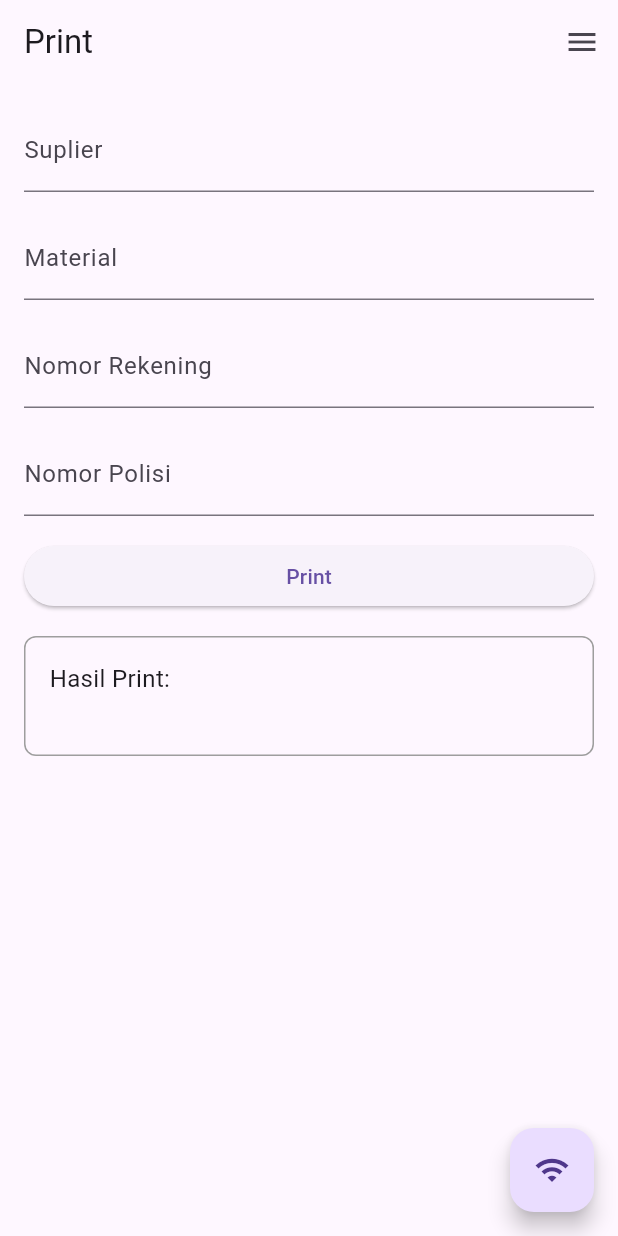
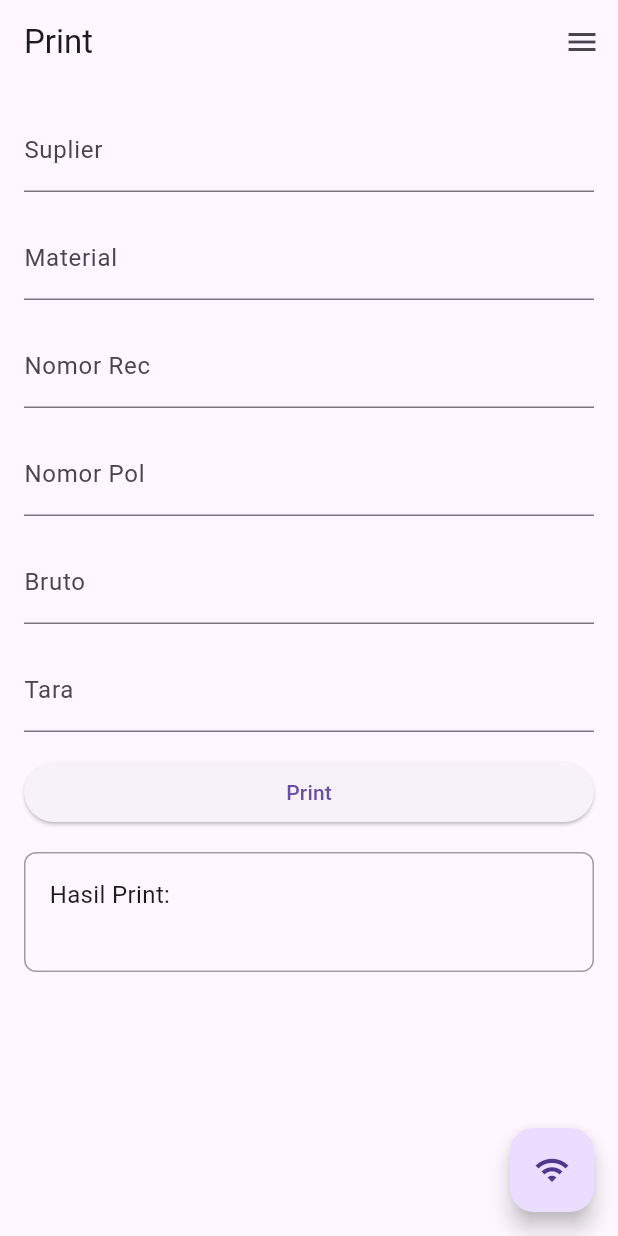
Before and after one commit to Skinnyfems/projectprint, a Flutter app: the PrintScreen screen opened directly, on a phone screen of 412 x 824 dp. Run offline on Flutter 3.47's test engine with Material 3 defaults, Android fonts, the phone set to English and light mode, and no system bars; our stand-ins replace shared_preferences; accounts and stored records are empty.

Commit message:
edit pubspec, button cek suplier dan material, inputan bruto dan tara

```diff
--- a/lib/print_screen.dart
+++ b/lib/print_screen.dart
@@ -1,5 +1,8 @@
 import 'package:flutter/material.dart';
-import 'drawer.dart'; // Import file drawer.dart
+import 'drawer.dart';
+import 'package:flutter/services.dart';
+import 'suplier_page.dart';
+import 'material_page.dart';
 
 class PrintScreen extends StatefulWidget {
   @override
@@ -9,21 +12,15 @@ class PrintScreen extends StatefulWidget {
 class _PrintScreenState extends State<PrintScreen> {
   final TextEditingController noRecController = TextEditingController();
   final TextEditingController noPolController = TextEditingController();
+  final TextEditingController brutoController = TextEditingController();
+  final TextEditingController taraController = TextEditingController();
 
   bool isWiFiConnected = false;
 
   final GlobalKey<ScaffoldState> _scaffoldKey = GlobalKey<ScaffoldState>();
 
-  List<String> suplierList = [
-    'Suplier1',
-    'Suplier2',
-    'Suplier3'
-  ]; // Gantilah dengan data nyata
-  List<String> materialList = [
-    'Material1',
-    'Material2',
-    'Material3'
-  ]; // Gantilah dengan data nyata
+  List<String> suplierList = ['Suplier1', 'Suplier2', 'Suplier3'];
+  List<String> materialList = ['Material1', 'Material2', 'Material3'];
 
   String selectedSuplier = '';
   String selectedMaterial = '';
@@ -54,7 +51,7 @@ class _PrintScreenState extends State<PrintScreen> {
               onTap: () async {
                 final result = await showSearch(
                   context: context,
-                  delegate: _DataSearchDelegate(suplierList),
+                  delegate: _SuplierSearchDelegate(suplierList),
                 );
                 if (result != null) {
                   setState(() {
@@ -71,7 +68,7 @@ class _PrintScreenState extends State<PrintScreen> {
               onTap: () async {
                 final result = await showSearch(
                   context: context,
-                  delegate: _DataSearchDelegate(materialList),
+                  delegate: _MaterialSearchDelegate(materialList),
                 );
                 if (result != null) {
                   setState(() {
@@ -85,17 +82,30 @@ class _PrintScreenState extends State<PrintScreen> {
             SizedBox(height: 16),
             TextField(
               controller: noRecController,
-              decoration: InputDecoration(labelText: 'Nomor Rekening'),
+              decoration: InputDecoration(labelText: 'Nomor Rec'),
             ),
             SizedBox(height: 16),
             TextField(
               controller: noPolController,
-              decoration: InputDecoration(labelText: 'Nomor Polisi'),
+              decoration: InputDecoration(labelText: 'Nomor Pol'),
+            ),
+            SizedBox(height: 16),
+            TextField(
+              controller: brutoController,
+              keyboardType: TextInputType.number,
+              inputFormatters: [FilteringTextInputFormatter.digitsOnly],
+              decoration: InputDecoration(labelText: 'Bruto'),
+            ),
+            SizedBox(height: 16),
+            TextField(
+              controller: taraController,
+              keyboardType: TextInputType.number,
+              inputFormatters: [FilteringTextInputFormatter.digitsOnly],
+              decoration: InputDecoration(labelText: 'Tara'),
             ),
             SizedBox(height: 16),
             ElevatedButton(
               onPressed: () {
-                // Implement print logic here
                 printData();
               },
               child: Text('Print'),
@@ -127,62 +137,108 @@ class _PrintScreenState extends State<PrintScreen> {
   }
 
   void printData() {
-    // Retrieve data from controllers
+    // Ambil data dari controller
     String suplier = selectedSuplier;
     String material = selectedMaterial;
     String noRec = noRecController.text;
     String noPol = noPolController.text;
+    String bruto = brutoController.text;
+    String tara = taraController.text;
 
-    // Construct the printed data
+    // Periksa jika salah satu dari kolom yang diperlukan kosong
+    if (suplier.isEmpty ||
+        material.isEmpty ||
+        noRec.isEmpty ||
+        noPol.isEmpty ||
+        bruto.isEmpty ||
+        tara.isEmpty) {
+      _tampilkanPesanError("Data belum lengkap diisi");
+      return;
+    }
+
+    // Konversi bruto dan tara ke tipe integer
+    int brutoValue = int.tryParse(bruto) ?? 0;
+    int taraValue = int.tryParse(tara) ?? 0;
+
+    // Bangun data yang akan dicetak
     String printedResult =
-        'Suplier: $suplier\nMaterial: $material\nNomor Rekening: $noRec\nNomor Polisi: $noPol';
+        'Suplier: $suplier\nMaterial: $material\nNomor Rec: $noRec\nNomor Pol: $noPol\nBruto: $brutoValue\nTara: $taraValue';
 
-    // Set the state to update the printed data
+    // Set state untuk memperbarui data yang dicetak
     setState(() {
       printedData = printedResult;
     });
 
-    // Implement logic to send data via WiFi
+    // Implementasikan logika untuk mengirim data melalui WiFi
     if (isWiFiConnected) {
-      // Implement logic to send data to the connected WiFi device
+      // Implementasikan logika untuk mengirim data ke perangkat WiFi yang terhubung
     } else {
-      // Handle the case where WiFi is not connected
+      // Tangani kasus di mana WiFi tidak terhubung
     }
+  }
+
+  void _tampilkanPesanError(String pesan) {
+    ScaffoldMessenger.of(context).showSnackBar(
+      SnackBar(
+        content: Text(pesan),
+        duration: Duration(seconds: 3),
+      ),
+    );
   }
 
   void _toggleConnection() {
     if (isWiFiConnected) {
-      // Disconnect from WiFi
       _disconnectFromWiFi();
     } else {
-      // Connect to WiFi
       _connectToWiFi();
     }
   }
 
   void _connectToWiFi() {
-    // Implement logic to connect to WiFi
     setState(() {
       isWiFiConnected = true;
     });
   }
 
   void _disconnectFromWiFi() {
-    // Implement logic to disconnect from WiFi
     setState(() {
       isWiFiConnected = false;
     });
   }
 }
 
-class _DataSearchDelegate extends SearchDelegate<String> {
-  final List<String> dataList;
+class _SuplierSearchDelegate extends SearchDelegate<String> {
+  final List<String> suplierList;
 
-  _DataSearchDelegate(this.dataList);
+  _SuplierSearchDelegate(this.suplierList);
+
+  @override
+  InputDecorationTheme get searchFieldDecorationTheme => InputDecorationTheme(
+        border: OutlineInputBorder(
+          borderRadius: BorderRadius.circular(10),
+        ),
+        focusedBorder: OutlineInputBorder(
+          borderRadius: BorderRadius.circular(10),
+          borderSide: BorderSide(color: Colors.blue),
+        ),
+        filled: true,
+        fillColor: Colors.grey[200],
+      );
 
   @override
   List<Widget> buildActions(BuildContext context) {
-    return [IconButton(icon: Icon(Icons.clear), onPressed: () => query = '')];
+    return [
+      IconButton(
+        icon: Icon(Icons.clear),
+        onPressed: () => query = '',
+      ),
+      IconButton(
+        icon: Icon(Icons.search),
+        onPressed: () {
+          // Perform search logic if needed
+        },
+      ),
+    ];
   }
 
   @override
@@ -198,28 +254,144 @@ class _DataSearchDelegate extends SearchDelegate<String> {
 
   @override
   Widget buildResults(BuildContext context) {
-    // ... (implementasi hasil pencarian)
     return Container();
   }
 
   @override
   Widget buildSuggestions(BuildContext context) {
     final suggestionList = query.isEmpty
-        ? dataList
-        : dataList
+        ? suplierList
+        : suplierList
             .where((data) => data.toLowerCase().contains(query.toLowerCase()))
             .toList();
 
-    return ListView.builder(
-      itemCount: suggestionList.length,
-      itemBuilder: (context, index) {
-        return ListTile(
-          title: Text(suggestionList[index]),
-          onTap: () {
-            close(context, suggestionList[index]);
-          },
-        );
-      },
+    return Stack(
+      children: [
+        Column(
+          crossAxisAlignment: CrossAxisAlignment.start,
+          children: [
+            SizedBox(height: 16),
+            ...suggestionList.map((result) {
+              return ListTile(
+                title: Text(result),
+                onTap: () {
+                  close(context, result);
+                },
+              );
+            }),
+          ],
+        ),
+        Positioned(
+          bottom: 16,
+          left: 0,
+          right: 0,
+          child: Center(
+            child: ElevatedButton(
+              onPressed: () {
+                Navigator.push(
+                  context,
+                  MaterialPageRoute(builder: (context) => SuplierPage()),
+                );
+              },
+              child: Text('Cek Suplier'),
+            ),
+          ),
+        ),
+      ],
     );
   }
 }
+
+class _MaterialSearchDelegate extends SearchDelegate<String> {
+  final List<String> materialList;
+
+  _MaterialSearchDelegate(this.materialList);
+
+  @override
+  InputDecorationTheme get searchFieldDecorationTheme => InputDecorationTheme(
+        border: OutlineInputBorder(
+          borderRadius: BorderRadius.circular(10),
+        ),
+        focusedBorder: OutlineInputBorder(
+          borderRadius: BorderRadius.circular(10),
+          borderSide: BorderSide(color: Colors.blue),
+        ),
+        filled: true,
+        fillColor: Colors.grey[200],
+      );
+
+  @override
+  List<Widget> buildActions(BuildContext context) {
+    return [
+      IconButton(
+        icon: Icon(Icons.clear),
+        onPressed: () => query = '',
+      ),
+      IconButton(
+        icon: Icon(Icons.search),
+        onPressed: () {
+          // Perform search logic if needed
+        },
+      ),
+    ];
+  }
+
+  @override
+  Widget buildLeading(BuildContext context) {
+    return IconButton(
+      icon: AnimatedIcon(
+        icon: AnimatedIcons.menu_arrow,
+        progress: transitionAnimation,
+      ),
+      onPressed: () => close(context, ''),
+    );
+  }
+
+  @override
+  Widget buildResults(BuildContext context) {
+    return Container();
+  }
+
+  @override
+  Widget buildSuggestions(BuildContext context) {
+    final suggestionList = query.isEmpty
+        ? materialList
+        : materialList
+            .where((data) => data.toLowerCase().contains(query.toLowerCase()))
+            .toList();
+
+    return Stack(
+      children: [
+        Column(
+          crossAxisAlignment: CrossAxisAlignment.start,
+          children: [
+            ...suggestionList.map((result) {
+              return ListTile(
+                title: Text(result),
+                onTap: () {
+                  close(context, result);
+                },
+              );
+            }),
+          ],
+        ),
+        Positioned(
+          bottom: 16,
+          left: 0,
+          right: 0,
+          child: Center(
+            child: ElevatedButton(
+              onPressed: () {
+                Navigator.push(
+                  context,
+                  MaterialPageRoute(builder: (context) => MaterialPag()),
+                );
+              },
+              child: Text('Cek Material'),
+            ),
+          ),
+        ),
+      ],
+    );
+  }
+}
```
Also changed, not shown: pubspec.yaml (+0 -9 lines), pubspec.lock, 1 other file.
